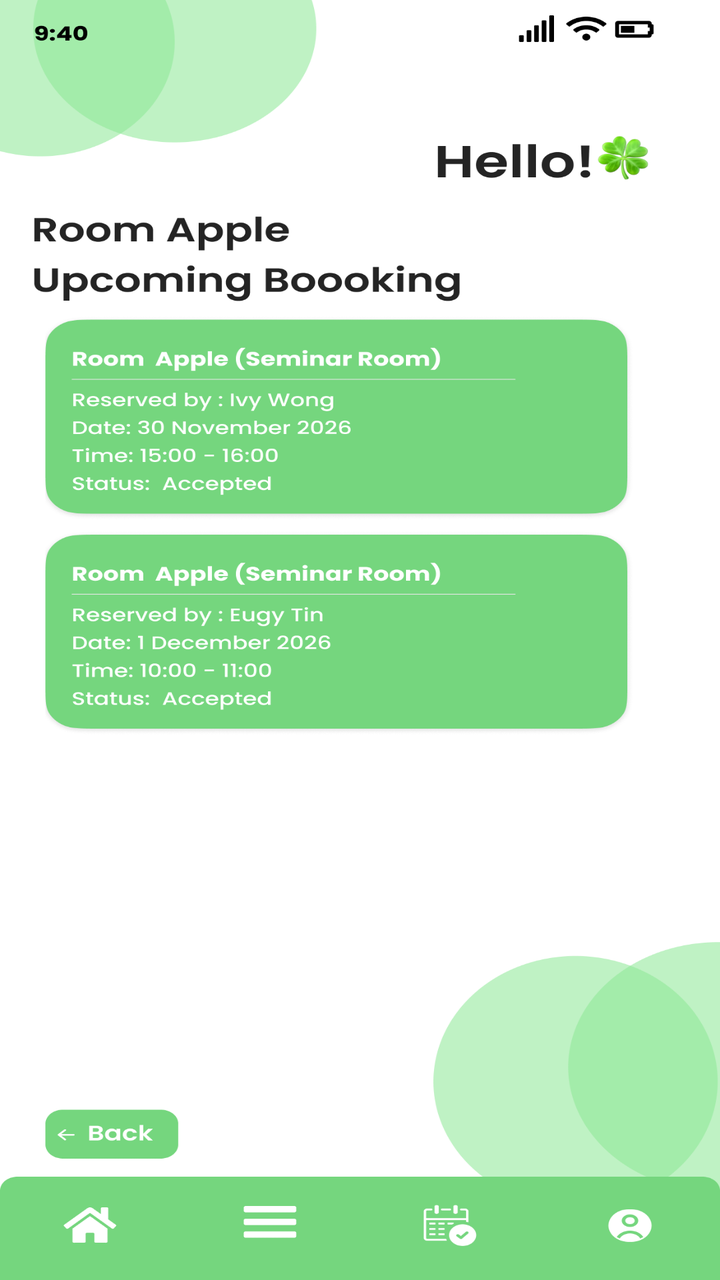
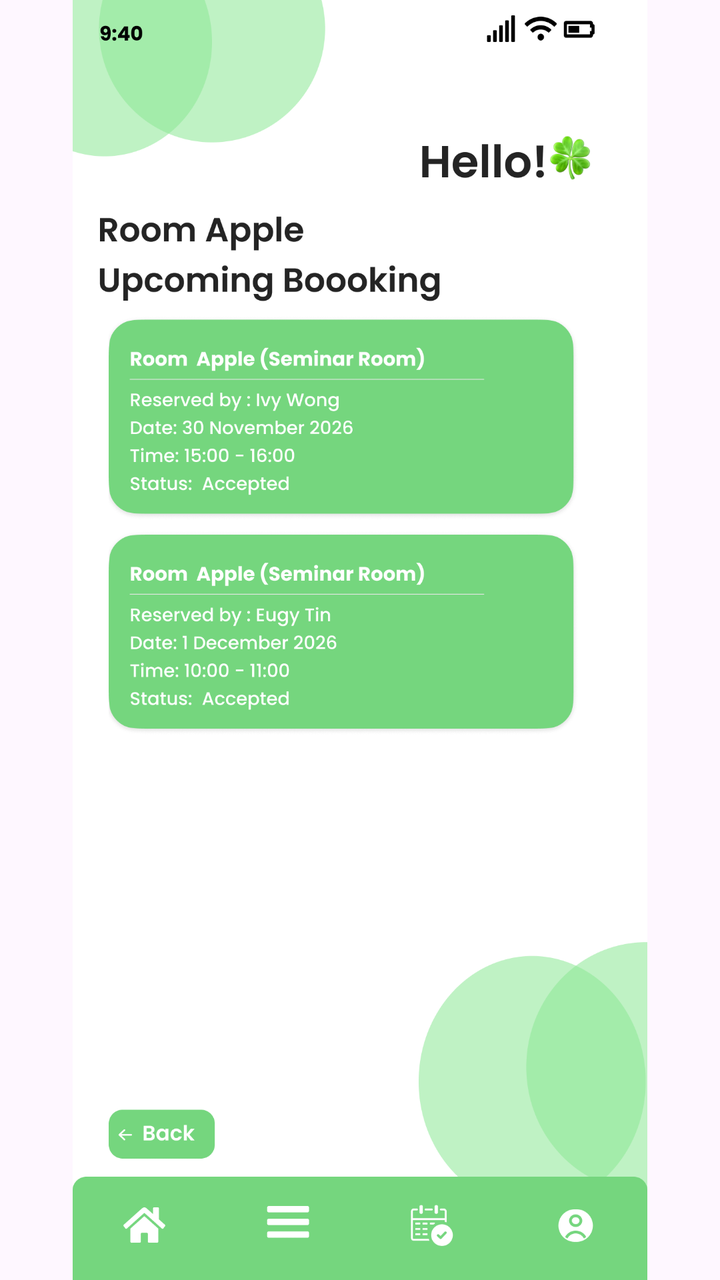

Screens rendered from an Android XML layout before and after an edit, with the pre-edit source and the edit as a unified diff.
<!-- AndroidManifest.xml: application theme Theme.COMP2000HKSoftwareEngineeringAssessment -->
<!-- res/layout/activity_managerroomstatesupcominga.xml -->
<?xml version="1.0" encoding="utf-8"?>
<androidx.constraintlayout.widget.ConstraintLayout xmlns:android="http://schemas.android.com/apk/res/android"
    xmlns:app="http://schemas.android.com/apk/res-auto"
    xmlns:tools="http://schemas.android.com/tools"
    android:id="@+id/main"
    android:layout_width="match_parent"
    android:layout_height="match_parent"
    tools:context=".managerroomstatesupcominga">

    <ImageView
        android:id="@+id/iv_login_page"
        android:layout_width="match_parent"
        android:layout_height="match_parent"
        android:scaleType="fitXY"
        android:src="@drawable/manager_roomstates_upcoming_a"
        app:layout_constraintBottom_toBottomOf="parent"
        app:layout_constraintEnd_toEndOf="parent"
        app:layout_constraintStart_toStartOf="parent"
        app:layout_constraintTop_toTopOf="parent" />

    <ImageButton
        android:id="@+id/btn_managermenuhomebutton"
        android:layout_width="0dp"
        android:layout_height="0dp"
        android:background="@android:color/transparent"
        app:layout_constraintBottom_toBottomOf="parent"
        app:layout_constraintDimensionRatio="2:1"
        app:layout_constraintEnd_toEndOf="parent"
        app:layout_constraintHorizontal_bias="0.071"
        app:layout_constraintStart_toStartOf="parent"
        app:layout_constraintTop_toTopOf="parent"
        app:layout_constraintVertical_bias="0.97"
        app:layout_constraintWidth_percent="0.15 " />
    <ImageButton
        android:id="@+id/btn_managermenubutton"
        android:layout_width="0dp"
        android:layout_height="0dp"
        android:background="@android:color/transparent"
        app:layout_constraintBottom_toBottomOf="parent"
        app:layout_constraintDimensionRatio="2:1"
        app:layout_constraintEnd_toEndOf="parent"
        app:layout_constraintHorizontal_bias="0.369"
        app:layout_constraintStart_toStartOf="parent"
        app:layout_constraintTop_toTopOf="parent"
        app:layout_constraintVertical_bias="0.969"
        app:layout_constraintWidth_percent="0.15" />

    <ImageButton
        android:id="@+id/btn_managermybookingbutton"
        android:layout_width="0dp"
        android:layout_height="0dp"
        android:background="@android:color/transparent"
        app:layout_constraintBottom_toBottomOf="parent"
        app:layout_constraintDimensionRatio="2:1"
        app:layout_constraintEnd_toEndOf="parent"
        app:layout_constraintHorizontal_bias="0.644"
        app:layout_constraintStart_toStartOf="parent"
        app:layout_constraintTop_toTopOf="parent"
        app:layout_constraintVertical_bias="0.969"
        app:layout_constraintWidth_percent="0.15" />

    <ImageButton
        android:id="@+id/btn_managermyprofile"
        android:layout_width="0dp"
        android:layout_height="0dp"
        android:background="@android:color/transparent"
        app:layout_constraintBottom_toBottomOf="parent"
        app:layout_constraintDimensionRatio="2:1"
        app:layout_constraintEnd_toEndOf="parent"
        app:layout_constraintHorizontal_bias="0.957"
        app:layout_constraintStart_toStartOf="parent"
        app:layout_constraintTop_toTopOf="parent"
        app:layout_constraintVertical_bias="0.969"
        app:layout_constraintWidth_percent="0.15" />

    <ImageButton
        android:id="@+id/btn_select_datetime_select_back"
        android:layout_width="0dp"
        android:layout_height="0dp"
        android:background="@android:color/transparent"
        app:layout_constraintBottom_toBottomOf="parent"
        app:layout_constraintDimensionRatio="2.5:1"
        app:layout_constraintEnd_toEndOf="parent"
        app:layout_constraintHorizontal_bias="0.074"
        app:layout_constraintStart_toStartOf="parent"
        app:layout_constraintTop_toTopOf="parent"
        app:layout_constraintVertical_bias="0.9"
        app:layout_constraintWidth_percent="0.179 " />

</androidx.constraintlayout.widget.ConstraintLayout>
<!-- resources referenced by this layout -->
<resources>
  <!-- drawable manager_roomstates_upcoming_a: png bitmap (drawable, 162858 bytes) -->
  <style name="Theme.COMP2000HKSoftwareEngineeringAssessment" parent="Base.Theme.COMP2000HKSoftwareEngineeringAssessment" />
  <style name="Base.Theme.COMP2000HKSoftwareEngineeringAssessment" parent="Theme.Material3.DayNight.NoActionBar">
          
          
      </style>
</resources>

<!-- the commit's change to res/layout/activity_managerroomstatesupcominga.xml (unified diff, before → after) -->
@@ -11,7 +11,7 @@
         android:id="@+id/iv_login_page"
         android:layout_width="match_parent"
         android:layout_height="match_parent"
-        android:scaleType="fitXY"
+        android:scaleType="fitCenter"
         android:src="@drawable/manager_roomstates_upcoming_a"
         app:layout_constraintBottom_toBottomOf="parent"
         app:layout_constraintEnd_toEndOf="parent"
